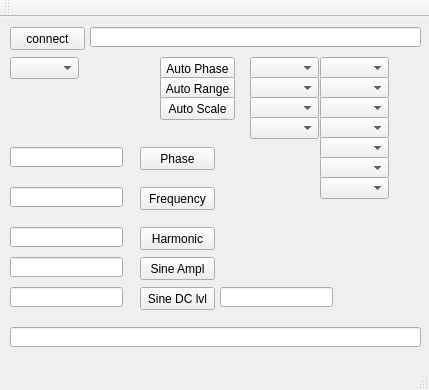
Old version of the form SerialPortCommunicationQt/SerialPortCommunication/SRS/LockInAmplifier/Final_Lock-In-Amplifier/mainwindow.ui in the repository vicvict/Lock-In-Amplifier.
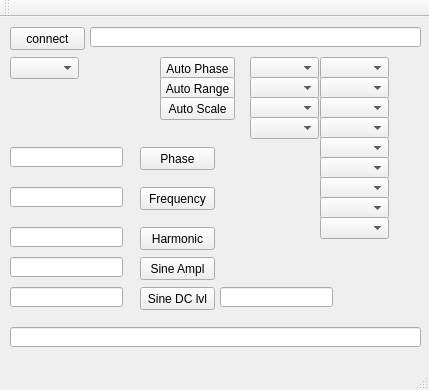
New version of the form.

Commit message: add Filter slope and synchronous filter

Patch:
```diff
--- a/SerialPortCommunicationQt/SerialPortCommunication/SRS/LockInAmplifier/Final_Lock-In-Amplifier/mainwindow.ui
+++ b/SerialPortCommunicationQt/SerialPortCommunication/SRS/LockInAmplifier/Final_Lock-In-Amplifier/mainwindow.ui
@@ -331,6 +331,26 @@
      </rect>
     </property>
    </widget>
+   <widget class="QComboBox" name="comboBoxFilterSlope">
+    <property name="geometry">
+     <rect>
+      <x>320</x>
+      <y>180</y>
+      <width>69</width>
+      <height>22</height>
+     </rect>
+    </property>
+   </widget>
+   <widget class="QComboBox" name="comboBoxSynchronousFilter">
+    <property name="geometry">
+     <rect>
+      <x>320</x>
+      <y>200</y>
+      <width>69</width>
+      <height>22</height>
+     </rect>
+    </property>
+   </widget>
   </widget>
   <widget class="QMenuBar" name="menuBar">
    <property name="geometry">
```
The commit also changes 5 other files.
